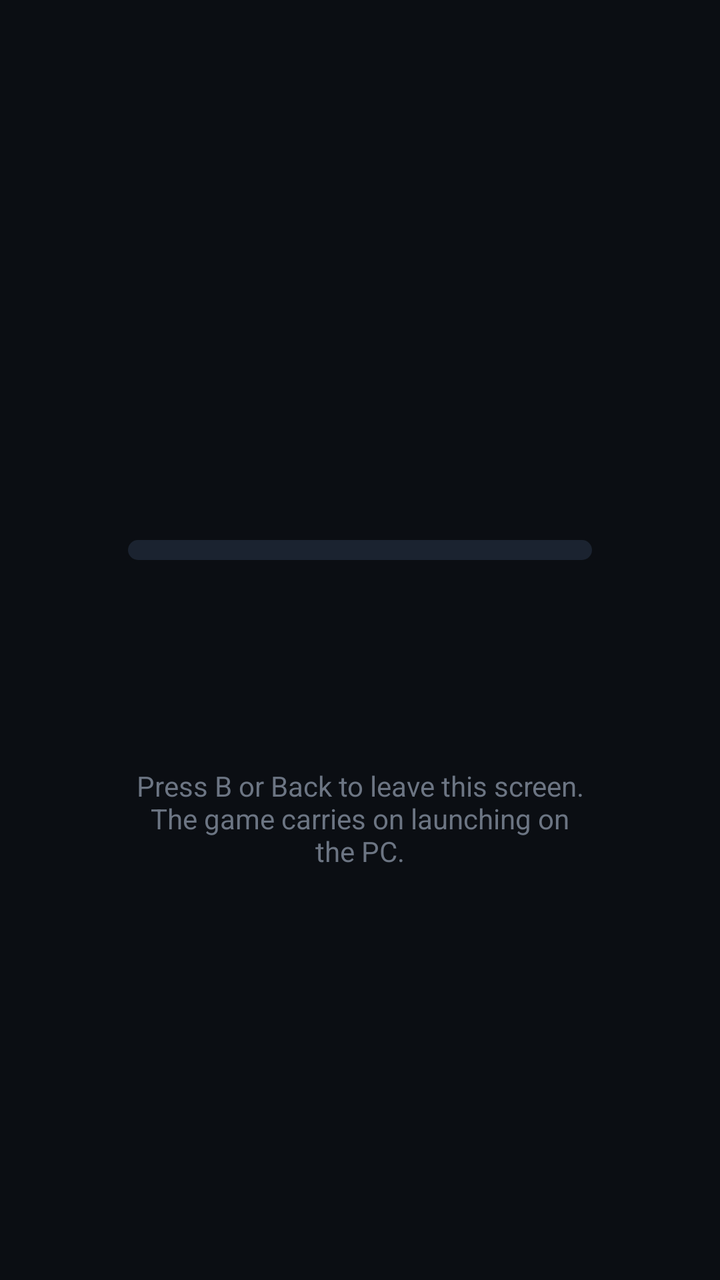
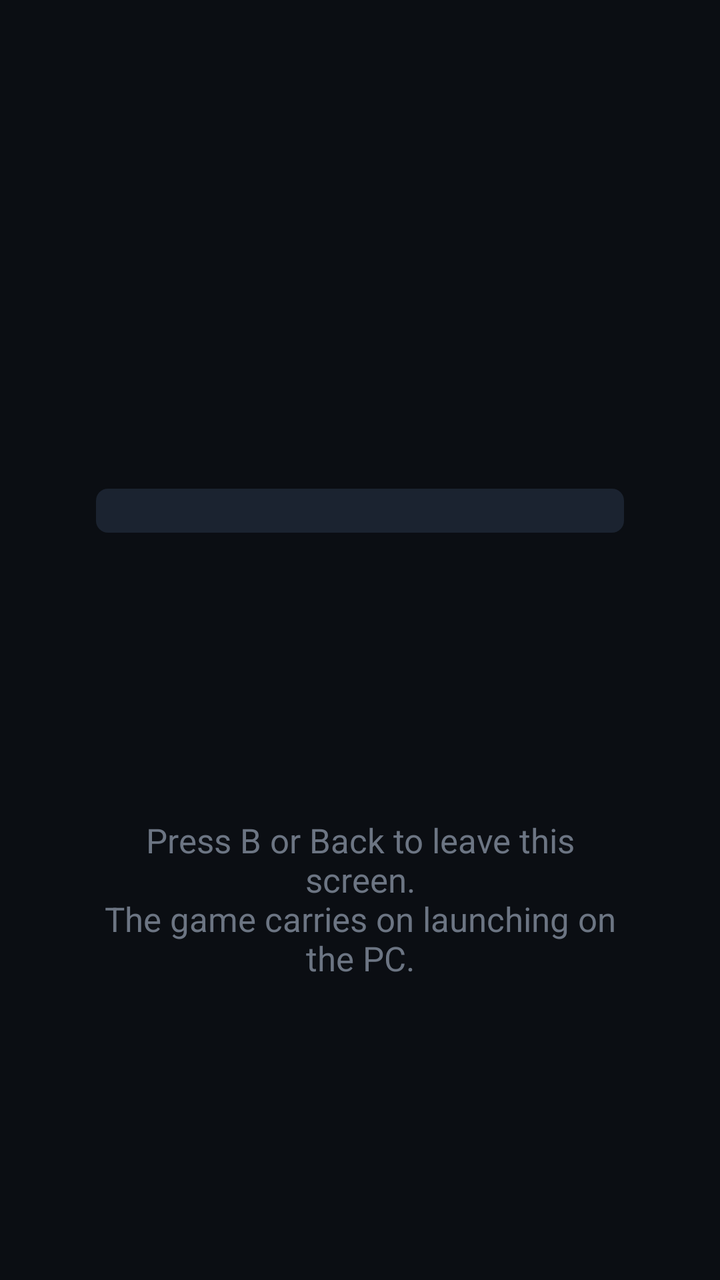

An Android layout rendered at two revisions. The XML below is the earlier revision; the diff shows what the commit changed to produce the second picture.
<!-- AndroidManifest.xml: application theme Theme.Thorstream -->
<!-- res/layout/activity_stream.xml -->
<?xml version="1.0" encoding="utf-8"?>
<FrameLayout xmlns:android="http://schemas.android.com/apk/res/android"
    android:layout_width="match_parent"
    android:layout_height="match_parent"
    android:background="#000000"
    android:keepScreenOn="true">

    <SurfaceView
        android:id="@+id/surface"
        android:layout_width="match_parent"
        android:layout_height="match_parent"
        android:layout_gravity="center" />

    
    <EditText
        android:id="@+id/keyboardSink"
        android:layout_width="1dp"
        android:layout_height="1dp"
        android:alpha="0"
        android:inputType="text"
        android:imeOptions="actionNone|flagNoExtractUi"
        android:importantForAutofill="no"
        android:autofillHints="" />

    <TextView
        android:id="@+id/title"
        android:layout_width="wrap_content"
        android:layout_height="wrap_content"
        android:layout_gravity="top|start"
        android:layout_margin="10dp"
        android:background="#80000000"
        android:padding="6dp"
        android:textColor="#FFFFFF"
        android:textSize="11sp" />

    <TextView
        android:id="@+id/status"
        android:layout_width="wrap_content"
        android:layout_height="wrap_content"
        android:layout_gravity="top|end"
        android:layout_margin="10dp"
        android:background="#80000000"
        android:padding="6dp"
        android:textColor="#FFFFFF"
        android:textSize="11sp" />

    
    <LinearLayout
        android:id="@+id/loadingOverlay"
        android:layout_width="match_parent"
        android:layout_height="match_parent"
        android:background="#0B0E13"
        android:focusable="false"
        android:gravity="center"
        android:orientation="vertical"
        android:paddingStart="64dp"
        android:paddingEnd="64dp">

        <TextView
            android:id="@+id/loadingTitle"
            android:layout_width="match_parent"
            android:layout_height="wrap_content"
            android:ellipsize="end"
            android:gravity="center"
            android:maxLines="2"
            android:textColor="#FFFFFF"
            android:textSize="28sp"
            android:textStyle="bold" />

        <ProgressBar
            android:id="@+id/loadingBar"
            style="?android:attr/progressBarStyleHorizontal"
            android:layout_width="match_parent"
            android:layout_height="10dp"
            android:layout_marginTop="28dp"
            android:indeterminate="false"
            android:max="1000"
            android:maxHeight="10dp"
            android:minHeight="10dp"
            android:progressDrawable="@drawable/loading_progress" />

        <TextView
            android:id="@+id/loadingStage"
            android:layout_width="match_parent"
            android:layout_height="wrap_content"
            android:layout_marginTop="22dp"
            android:gravity="center"
            android:textColor="#DCE3ED"
            android:textSize="18sp" />

        <TextView
            android:id="@+id/loadingDetail"
            android:layout_width="match_parent"
            android:layout_height="wrap_content"
            android:layout_marginTop="10dp"
            android:gravity="center"
            android:textColor="#8A93A0"
            android:textSize="14sp" />

        <TextView
            android:id="@+id/loadingError"
            android:layout_width="match_parent"
            android:layout_height="wrap_content"
            android:layout_marginTop="24dp"
            android:gravity="center"
            android:textColor="#FF8A80"
            android:textSize="16sp"
            android:visibility="gone" />

        
        <TextView
            android:id="@+id/loadingHint"
            android:layout_width="match_parent"
            android:layout_height="wrap_content"
            android:layout_marginTop="28dp"
            android:gravity="center"
            android:text="@string/loading_cancel_hint"
            android:textColor="#6C7583"
            android:textSize="14sp" />

    </LinearLayout>

</FrameLayout>
<!-- resources referenced by this layout -->
<resources>
  <!-- drawable loading_progress (drawable) -->
  <?xml version="1.0" encoding="utf-8"?>
  <layer-list xmlns:android="http://schemas.android.com/apk/res/android">
      <item android:id="@android:id/background">
          <shape android:shape="rectangle">
              <corners android:radius="6dp" />
              <solid android:color="#1B2330" />
          </shape>
      </item>
      <item android:id="@android:id/progress">
          <clip>
              <shape android:shape="rectangle">
                  <corners android:radius="6dp" />
                  <solid android:color="#4C9AFF" />
              </shape>
          </clip>
      </item>
  </layer-list>
  <string name="loading_cancel_hint">Press B or Back to leave this screen.\nThe game carries on launching on the PC.</string>
  <style name="Theme.Thorstream" parent="Theme.AppCompat.DayNight.NoActionBar">
          <item name="android:windowBackground">@android:color/background_dark</item>
      </style>
</resources>

<!-- the commit's change to res/layout/activity_stream.xml (unified diff, before → after) -->
@@ -53,8 +53,8 @@
         android:focusable="false"
         android:gravity="center"
         android:orientation="vertical"
-        android:paddingStart="64dp"
-        android:paddingEnd="64dp">
+        android:paddingStart="48dp"
+        android:paddingEnd="48dp">
 
         <TextView
             android:id="@+id/loadingTitle"
@@ -64,47 +64,47 @@
             android:gravity="center"
             android:maxLines="2"
             android:textColor="#FFFFFF"
-            android:textSize="28sp"
+            android:textSize="44sp"
             android:textStyle="bold" />
 
         <ProgressBar
             android:id="@+id/loadingBar"
             style="?android:attr/progressBarStyleHorizontal"
             android:layout_width="match_parent"
-            android:layout_height="10dp"
-            android:layout_marginTop="28dp"
+            android:layout_height="22dp"
+            android:layout_marginTop="36dp"
             android:indeterminate="false"
             android:max="1000"
-            android:maxHeight="10dp"
-            android:minHeight="10dp"
+            android:maxHeight="22dp"
+            android:minHeight="22dp"
             android:progressDrawable="@drawable/loading_progress" />
 
         <TextView
             android:id="@+id/loadingStage"
             android:layout_width="match_parent"
             android:layout_height="wrap_content"
-            android:layout_marginTop="22dp"
+            android:layout_marginTop="28dp"
             android:gravity="center"
             android:textColor="#DCE3ED"
-            android:textSize="18sp" />
+            android:textSize="28sp" />
 
         <TextView
             android:id="@+id/loadingDetail"
             android:layout_width="match_parent"
             android:layout_height="wrap_content"
-            android:layout_marginTop="10dp"
+            android:layout_marginTop="14dp"
             android:gravity="center"
             android:textColor="#8A93A0"
-            android:textSize="14sp" />
+            android:textSize="20sp" />
 
         <TextView
             android:id="@+id/loadingError"
             android:layout_width="match_parent"
             android:layout_height="wrap_content"
-            android:layout_marginTop="24dp"
+            android:layout_marginTop="28dp"
             android:gravity="center"
             android:textColor="#FF8A80"
-            android:textSize="16sp"
+            android:textSize="22sp"
             android:visibility="gone" />
 
         
@@ -112,11 +112,11 @@
             android:id="@+id/loadingHint"
             android:layout_width="match_parent"
             android:layout_height="wrap_content"
-            android:layout_marginTop="28dp"
+            android:layout_marginTop="36dp"
             android:gravity="center"
             android:text="@string/loading_cancel_hint"
             android:textColor="#6C7583"
-            android:textSize="14sp" />
+            android:textSize="17sp" />
 
     </LinearLayout>
 
